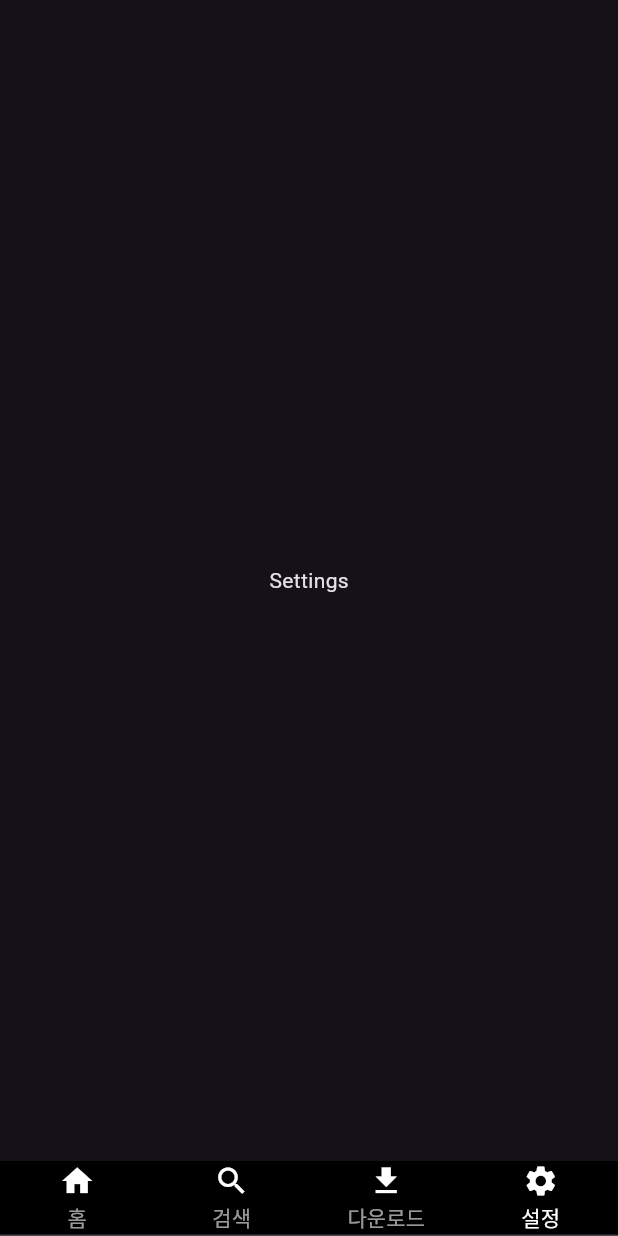
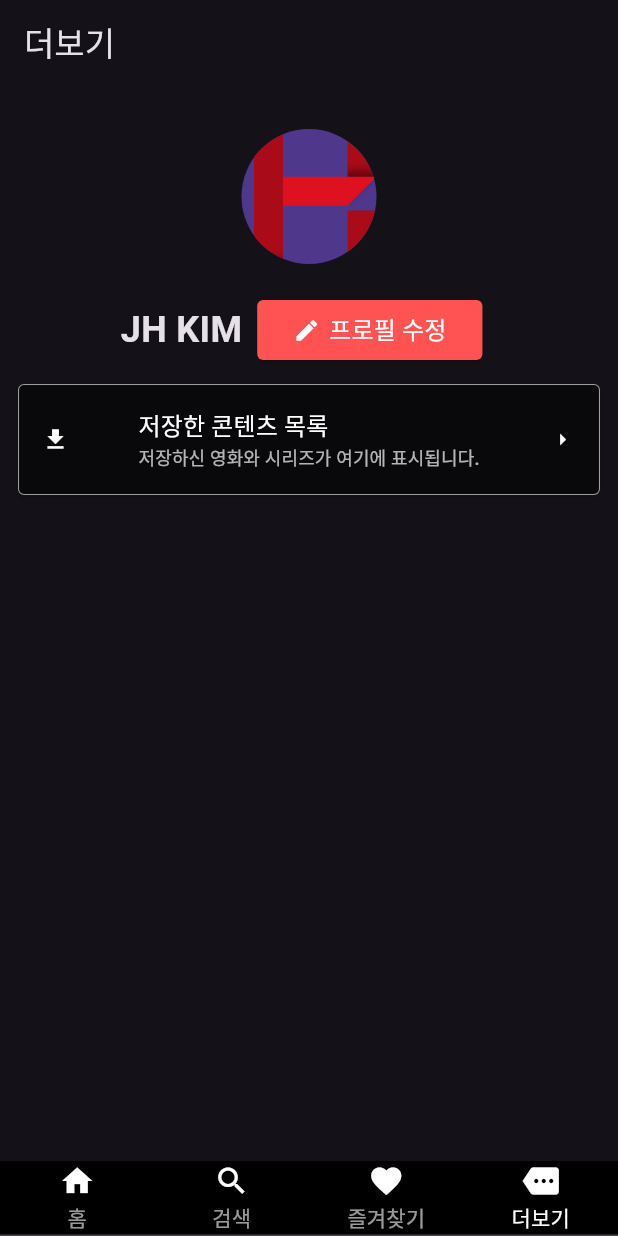
Before and after one commit to kimjiho/FlutterPractice, a Flutter app: the screen it shows after launch, item 4 of the bottom bar chosen, on a phone screen of 412 x 824 dp. Run offline on Flutter 3.47's test engine with Material 3 defaults, Android fonts, the phone set to English and light mode, and no system bars; our stand-ins replace carousel_slider.

Commit message:
검색, 즐겨찾기, 더보기 화면 레이아웃 적용

```diff
--- a/new_flutter/lib/main.dart
+++ b/new_flutter/lib/main.dart
@@ -1,5 +1,8 @@
 import 'package:flutter/material.dart';
 import 'package:new_flutter/screen/home_screen.dart';
+import 'package:new_flutter/screen/like_screen.dart';
+import 'package:new_flutter/screen/more_screen.dart';
+import 'package:new_flutter/screen/search_screen.dart';
 import 'package:new_flutter/widget/bottom_bar.dart';
 
 void main() {
@@ -27,11 +30,7 @@ class _MyAppState extends State<MyApp> {
   Widget build(BuildContext context) {
     return MaterialApp(
       title: 'BbongFlix',
-      theme: ThemeData(
-        brightness: Brightness.dark,
-        primarySwatch: Colors.cyan,
-        //accentColor: Colors.white,
-      ),
+      theme: ThemeData(brightness: Brightness.dark, primarySwatch: Colors.cyan),
       home: DefaultTabController(
         length: 4,
         child: Scaffold(
@@ -39,9 +38,9 @@ class _MyAppState extends State<MyApp> {
             physics: NeverScrollableScrollPhysics(),
             children: [
               HomeScreen(),
-              Center(child: Text('Search')),
-              Center(child: Text('Downloads')),
-              Center(child: Text('Settings')),
+              SearchScreen(),
+              LikeScreen(),
+              MoreScreen(),
             ],
           ),
 
--- /dev/null
+++ b/new_flutter/lib/screen/more_screen.dart
@@ -0,0 +1,98 @@
+import 'package:flutter/material.dart';
+
+class MoreScreen extends StatelessWidget {
+  @override
+  Widget build(BuildContext context) {
+    return Scaffold(
+      appBar: AppBar(title: Text('더보기')),
+      body: Center(
+        child: Column(
+          children: [
+            Container(
+              padding: EdgeInsets.only(top: 30),
+              child: CircleAvatar(
+                radius: 45,
+                backgroundImage: AssetImage('images/bbongflix_logo.png'),
+              ),
+            ),
+
+            Container(
+              padding: EdgeInsets.only(top: 20),
+              child: Row(
+                mainAxisAlignment: MainAxisAlignment.center,
+                children: [
+                  Text(
+                    'JH KIM',
+                    style: TextStyle(fontSize: 24, fontWeight: FontWeight.bold),
+                  ),
+
+                  Container(
+                    padding: EdgeInsets.only(left: 10, right: 10),
+                    child: ElevatedButton(
+                      onPressed: () {},
+                      style: ElevatedButton.styleFrom(
+                        backgroundColor: Colors.redAccent,
+                        shape: RoundedRectangleBorder(
+                          borderRadius: BorderRadius.circular(4),
+                        ),
+                      ),
+                      child: Row(
+                        mainAxisAlignment: MainAxisAlignment.center,
+                        children: [
+                          Icon(Icons.edit, color: Colors.white),
+                          SizedBox(width: 6),
+                          Text(
+                            "프로필 수정",
+                            style: TextStyle(fontSize: 16, color: Colors.white),
+                          ),
+                        ],
+                      ),
+                    ),
+                  ),
+                ],
+              ),
+            ),
+
+            Container(
+              padding: EdgeInsets.all(12),
+              child: ElevatedButton(
+                style: ElevatedButton.styleFrom(
+                  padding: EdgeInsets.all(16),
+                  backgroundColor: Colors.black38,
+                  shape: RoundedRectangleBorder(
+                    side: BorderSide(color: Colors.grey, width: .7),
+                    borderRadius: BorderRadius.circular(4),
+                  ),
+                ),
+                onPressed: () {},
+                child: Row(
+                  mainAxisAlignment: MainAxisAlignment.spaceBetween,
+
+                  children: [
+                    Icon(Icons.download, color: Colors.white),
+
+                    Column(
+                      crossAxisAlignment: CrossAxisAlignment.start,
+                      children: [
+                        Text(
+                          "저장한 콘텐츠 목록",
+                          style: TextStyle(fontSize: 16, color: Colors.white),
+                        ),
+                        Text(
+                          "저장하신 영화와 시리즈가 여기에 표시됩니다.",
+                          style: TextStyle(fontSize: 12, color: Colors.white70),
+                        ),
+                      ],
+                    ),
+
+                    Icon(Icons.arrow_right, color: Colors.white),
+                  ],
+                ),
+              ),
+            ),
+          ],
+        ),
+      ),
+    );
+  }
+}
--- a/new_flutter/lib/widget/bottom_bar.dart
+++ b/new_flutter/lib/widget/bottom_bar.dart
@@ -18,12 +18,12 @@ class Bottom extends StatelessWidget {
               text: '검색',
             ),
             Tab(
-              icon: Icon(Icons.download, color: Colors.white),
-              text: '다운로드',
+              icon: Icon(Icons.favorite, color: Colors.white),
+              text: '즐겨찾기',
             ),
             Tab(
-              icon: Icon(Icons.settings, color: Colors.white),
-              text: '설정',
+              icon: Icon(Icons.more, color: Colors.white),
+              text: '더보기',
             ),
           ],
           labelColor: Colors.white,
--- a/new_flutter/lib/widget/box_slider.dart
+++ b/new_flutter/lib/widget/box_slider.dart
@@ -14,6 +14,7 @@ class BoxSlider extends StatelessWidget {
       child: Column(
         crossAxisAlignment: CrossAxisAlignment.start,
         children: [
+          SizedBox(height: 20),
           Text('지금 뜨는 콘텐츠'),
           Container(
             height: 120,
@@ -43,7 +44,7 @@ List<Widget> makeBoxImages(BuildContext context, List<Movie> movies) {
           );
         },
         child: Container(
-          margin: EdgeInsets.only(right: 10),
+          margin: EdgeInsets.only(left: 10),
           child: Align(
             alignment: Alignment.centerLeft,
             child: Image.asset(
--- a/new_flutter/lib/widget/circle_slider.dart
+++ b/new_flutter/lib/widget/circle_slider.dart
@@ -13,6 +13,7 @@ class CircleSlider extends StatelessWidget {
       child: Column(
         crossAxisAlignment: CrossAxisAlignment.start,
         children: [
+          SizedBox(height: 20),
           Text('미리보기'),
           Container(
             height: 120,
@@ -35,7 +36,7 @@ List<Widget> makeCircleImages(List<Movie> movies) {
       InkWell(
         onTap: () {},
         child: Container(
-          margin: EdgeInsets.only(right: 10),
+          margin: EdgeInsets.only(left: 10),
           child: CircleAvatar(
             radius: 48,
             backgroundImage: AssetImage('images/${movie.poster}'),
```
Also changed, not shown: new_flutter/lib/screen/like_screen.dart (added, +37 -0 lines), new_flutter/lib/screen/search_screen.dart (added, +69 -0 lines), new_flutter/lib/widget/carousel_slider.dart (+32 -12 lines).
